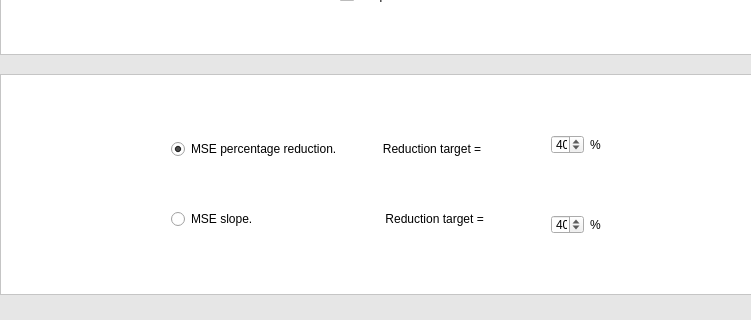
Qt form gui/rtbiomanager.ui (GNB-UAM/RTHybrid) before a commit; both pictures show x 270 to 1021 and y 396 to 716 of the 1341 by 716 pixel window.
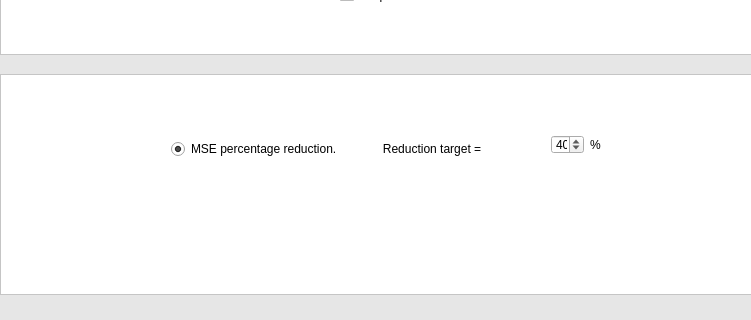
The same form after that commit. The open tabs and pages were chosen to show the change.

Patch:
```diff
--- a/gui/rtbiomanager.ui
+++ b/gui/rtbiomanager.ui
@@ -16,14 +16,19 @@
   <property name="styleSheet">
    <string notr="true">#centralWidget{
 	background-color: rgb(230, 230, 230);
-	/* Gradiente azul
-	background-color: qlineargradient(spread:pad, x1:0.5, y1:1, x2:0.5, y2:0, stop:0 rgba(13, 71, 161, 255), stop:1 rgba(95, 134, 194, 255));
-	*/
+	/*Gradiente azul
+	background-color: qlineargradient(spread:pad, x1:0.5, y1:1, x2:0.5, y2:0, stop:0 rgba(13, 71, 161, 255), stop:1 rgba(95, 134, 194, 255));*/
 }
+
 #frameAutocal, #frameSynapse, #frameNeuron, #frameAux,  #frameAux2, #frameAux3, #frameAux4{
 	background-color: rgb(255, 255, 255);
 }
 
+#frame_tmp {
+  background-color:rgb(255,255,255);
+  border: white;
+}
+
 
 	
 
@@ -1522,6 +1527,9 @@
         </item>
         <item>
          <widget class="QRadioButton" name="radioButtonMSE_slopereduction">
+          <property name="enabled">
+           <bool>true</bool>
+          </property>
           <property name="sizePolicy">
            <sizepolicy hsizetype="Minimum" vsizetype="Fixed">
             <horstretch>0</horstretch>
@@ -1567,6 +1575,116 @@
         </item>
        </layout>
       </widget>
+      <widget class="QFrame" name="frame_tmp">
+       <property name="enabled">
+        <bool>false</bool>
+       </property>
+       <property name="geometry">
+        <rect>
+         <x>70</x>
+         <y>100</y>
+         <width>591</width>
+         <height>71</height>
+        </rect>
+       </property>
+       <property name="palette">
+        <palette>
+         <active>
+          <colorrole role="Button">
+           <brush brushstyle="SolidPattern">
+            <color alpha="255">
+             <red>255</red>
+             <green>255</green>
+             <blue>255</blue>
+            </color>
+           </brush>
+          </colorrole>
+          <colorrole role="Base">
+           <brush brushstyle="SolidPattern">
+            <color alpha="255">
+             <red>255</red>
+             <green>255</green>
+             <blue>255</blue>
+            </color>
+           </brush>
+          </colorrole>
+          <colorrole role="Window">
+           <brush brushstyle="SolidPattern">
+            <color alpha="255">
+             <red>255</red>
+             <green>255</green>
+             <blue>255</blue>
+            </color>
+           </brush>
+          </colorrole>
+         </active>
+         <inactive>
+          <colorrole role="Button">
+           <brush brushstyle="SolidPattern">
+            <color alpha="255">
+             <red>255</red>
+             <green>255</green>
+             <blue>255</blue>
+            </color>
+           </brush>
+          </colorrole>
+          <colorrole role="Base">
+           <brush brushstyle="SolidPattern">
+            <color alpha="255">
+             <red>255</red>
+             <green>255</green>
+             <blue>255</blue>
+            </color>
+           </brush>
+          </colorrole>
+          <colorrole role="Window">
+           <brush brushstyle="SolidPattern">
+            <color alpha="255">
+             <red>255</red>
+             <green>255</green>
+             <blue>255</blue>
+            </color>
+           </brush>
+          </colorrole>
+         </inactive>
+         <disabled>
+          <colorrole role="Button">
+           <brush brushstyle="SolidPattern">
+            <color alpha="255">
+             <red>255</red>
+             <green>255</green>
+             <blue>255</blue>
+            </color>
+           </brush>
+          </colorrole>
+          <colorrole role="Base">
+           <brush brushstyle="SolidPattern">
+            <color alpha="255">
+             <red>255</red>
+             <green>255</green>
+             <blue>255</blue>
+            </color>
+           </brush>
+          </colorrole>
+          <colorrole role="Window">
+           <brush brushstyle="SolidPattern">
+            <color alpha="255">
+             <red>255</red>
+             <green>255</green>
+             <blue>255</blue>
+            </color>
+           </brush>
+          </colorrole>
+         </disabled>
+        </palette>
+       </property>
+       <property name="frameShape">
+        <enum>QFrame::StyledPanel</enum>
+       </property>
+       <property name="frameShadow">
+        <enum>QFrame::Raised</enum>
+       </property>
+      </widget>
      </widget>
      <widget class="QWidget" name="pageGradualMap">
       <widget class="QLabel" name="label_69">
```
Left out of the diff: 8 changed lines with no effect on the pictures.
